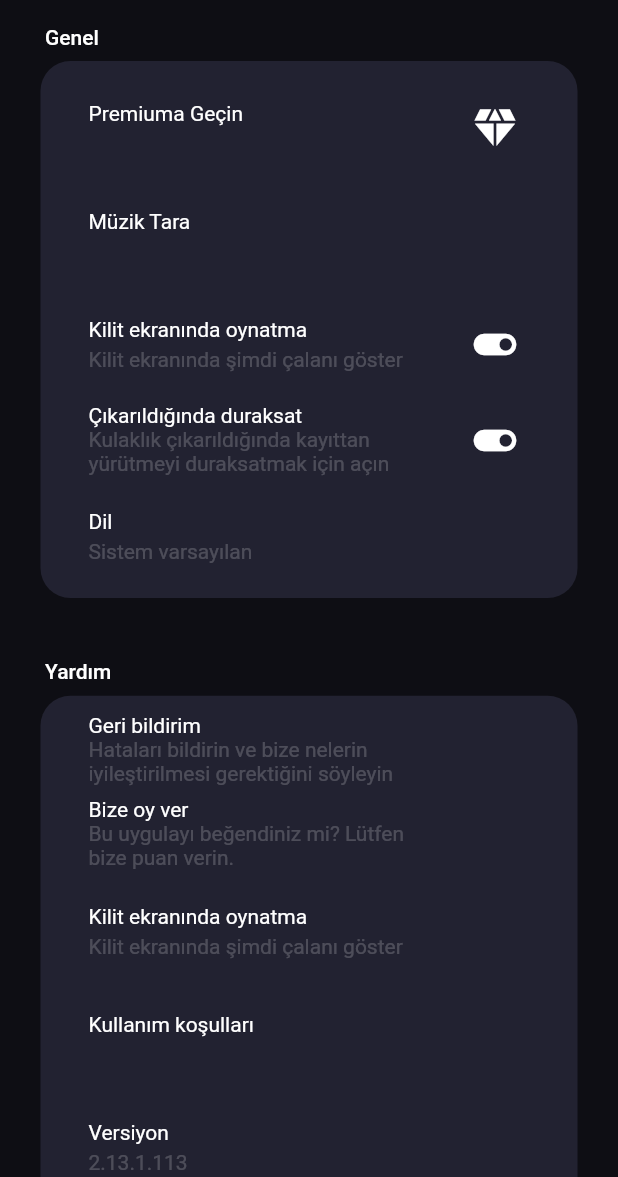
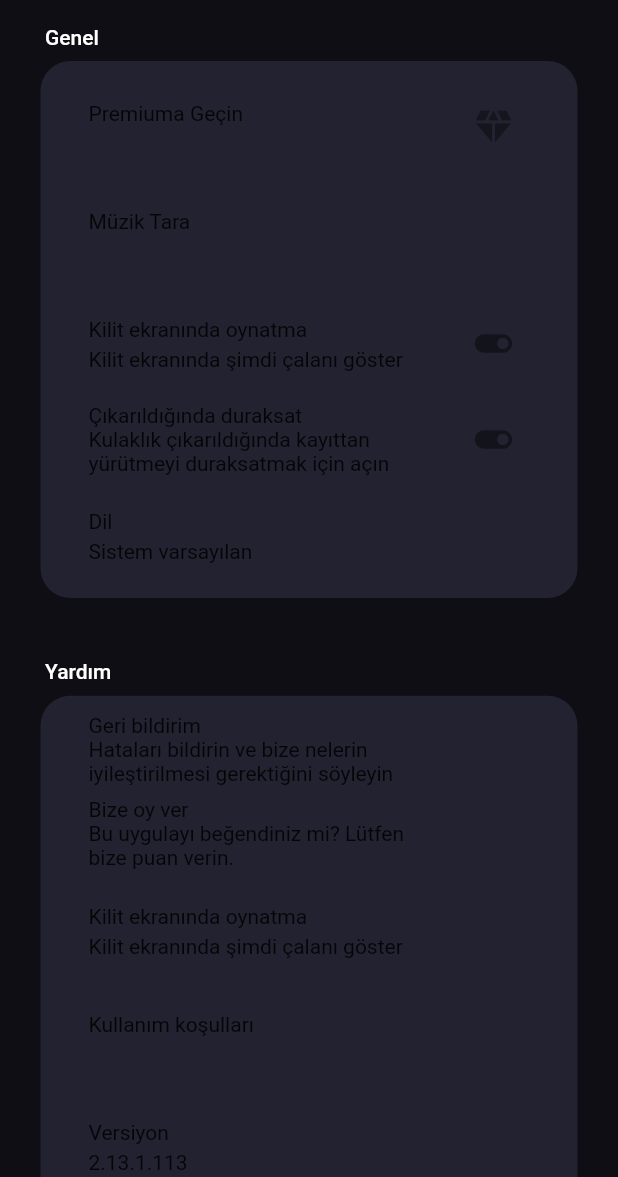
Before and after one commit to furkanagess/music_player_app, a Flutter app: the SettingsPageView screen opened by its route, on a phone screen of 412 x 824 dp, the part 59-1236 px from its top. Run offline on Flutter 3.47's test engine with Material 2 defaults, Android fonts, the phone set to English and light mode, and no system bars; our stand-ins replace audioplayers, dotted_border; network calls fail.

Commit message:
widgets immutable fixes

```diff
--- a/lib/musicApp/product/widgets/settings_listtile.dart
+++ b/lib/musicApp/product/widgets/settings_listtile.dart
@@ -1,16 +1,22 @@
-// ignore_for_file: must_be_immutable
+import 'package:flutter/material.dart';
+import 'package:music_player_app/musicApp/product/constants/color_constants.dart';
+import 'package:music_player_app/musicApp/product/extension/contex_extension.dart';
 
-import 'package:flutter/material.dart';
-import 'package:music_player_app/musicApp/product/extension/contex_extension.dart';
-import 'package:music_player_app/musicApp/product/constants/color_constants.dart';
-
-class CustomSettingsListtile extends StatelessWidget {
-  Function() onTap;
-  Function()? onPressed;
-  String title;
-  String? subTitle;
-  IconData? icon;
-  CustomSettingsListtile({super.key, required this.onTap, required this.title, this.subTitle, this.icon, this.onPressed});
+@immutable
+final class CustomSettingsListtile extends StatelessWidget {
+  const CustomSettingsListtile({
+    super.key,
+    this.onTap,
+    this.title,
+    this.subTitle,
+    this.icon,
+    this.onPressed,
+  });
+  final VoidCallback? onTap;
+  final VoidCallback? onPressed;
+  final String? title;
+  final String? subTitle;
+  final IconData? icon;
 
   @override
   Widget build(BuildContext context) {
@@ -18,23 +24,23 @@
       visualDensity: VisualDensity.adaptivePlatformDensity,
       onTap: onTap,
       title: Text(
-        title,
+        title!,
         style: context.textTheme.bodyMedium?.copyWith(
-          color: ColorConstants().white,
+          color: AppColors().white,
         ),
       ),
       subtitle: Text(
-        subTitle ?? "",
+        subTitle ?? '',
         style: context.textTheme.bodyMedium?.copyWith(
-          color: ColorConstants().lightWhite,
+          color: AppColors().lightWhite,
         ),
       ),
       trailing: IconButton(
-        onPressed: onPressed ?? null,
+        onPressed: onPressed,
         icon: Icon(
           icon,
-          size: 34,
-          color: ColorConstants().white,
+          size: 30,
+          color: AppColors().white,
         ),
       ),
     );
```
Also changed, not shown: lib/musicApp/product/widgets/clickable_music_row.dart (+15 -11 lines), lib/musicApp/product/widgets/download_listtile.dart (+7 -5 lines), lib/musicApp/product/widgets/drawer_listtile.dart (+17 -10 lines), lib/musicApp/product/widgets/gradient_button.dart (+26 -18 lines), lib/musicApp/product/widgets/music_listtile.dart (+7 -4 lines), lib/musicApp/product/widgets/premium_package_container.dart (+35 -33 lines), lib/musicApp/product/widgets/without_image_listtile.dart (+18 -20 lines).
